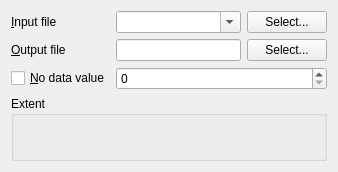
Above: qgis/python/plugins/GdalTools/tools/widgetClipper.ui from sourcepole/qgis before the change. Below: the same form after it.
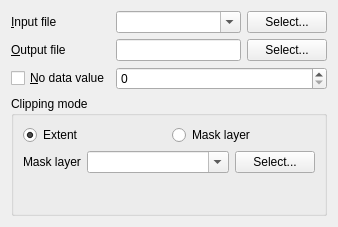
That is the form after the change. The open tabs and pages were chosen to show the change. Custom widgets are drawn as their Qt base class.

Commit message: add cutline option to clipper to fix #3066

What changed in the file:
```diff
--- a/qgis/python/plugins/GdalTools/tools/widgetClipper.ui
+++ b/qgis/python/plugins/GdalTools/tools/widgetClipper.ui
@@ -7,7 +7,7 @@
     <x>0</x>
     <y>0</y>
     <width>338</width>
-    <height>172</height>
+    <height>227</height>
    </rect>
   </property>
   <property name="sizePolicy">
@@ -109,11 +109,96 @@
    <item>
     <widget class="QGroupBox" name="extentGroup">
      <property name="title">
-      <string>Extent</string>
+      <string>Clipping mode</string>
      </property>
      <layout class="QGridLayout" name="gridLayout_2">
       <item row="0" column="0">
-       <widget class="GdalToolsExtentSelector" name="extentSelector" native="true"/>
+       <widget class="QRadioButton" name="extentModeRadio">
+        <property name="text">
+         <string>Extent</string>
+        </property>
+        <property name="checked">
+         <bool>true</bool>
+        </property>
+       </widget>
+      </item>
+      <item row="0" column="1">
+       <widget class="QRadioButton" name="maskModeRadio">
+        <property name="text">
+         <string>Mask layer</string>
+        </property>
+       </widget>
+      </item>
+      <item row="1" column="0" colspan="2">
+       <widget class="QStackedWidget" name="modeStackedWidget">
+        <property name="currentIndex">
+         <number>0</number>
+        </property>
+        <widget class="QWidget" name="page">
+         <layout class="QGridLayout" name="gridLayout_3">
+          <property name="margin">
+           <number>0</number>
+          </property>
+          <item row="0" column="0">
+           <widget class="GdalToolsExtentSelector" name="extentSelector" native="true"/>
+          </item>
+         </layout>
+        </widget>
+        <widget class="QWidget" name="page_2">
+         <layout class="QGridLayout" name="gridLayout_4">
+          <property name="margin">
+           <number>0</number>
+          </property>
+          <item row="0" column="1">
+           <layout class="QHBoxLayout" name="horizontalLayout_5">
+            <item>
+             <widget class="QComboBox" name="maskLayerCombo">
+              <property name="sizePolicy">
+               <sizepolicy hsizetype="Expanding" vsizetype="Fixed">
+                <horstretch>0</horstretch>
+                <verstretch>0</verstretch>
+               </sizepolicy>
+              </property>
+              <property name="editable">
+               <bool>true</bool>
+              </property>
+              <property name="insertPolicy">
+               <enum>QComboBox::NoInsert</enum>
+              </property>
+             </widget>
+            </item>
+            <item>
+             <widget class="QPushButton" name="selectMaskFileButton">
+              <property name="text">
+               <string>Select...</string>
+              </property>
+             </widget>
+            </item>
+           </layout>
+          </item>
+          <item row="1" column="0">
+           <spacer name="verticalSpacer">
+            <property name="orientation">
+             <enum>Qt::Vertical</enum>
+            </property>
+            <property name="sizeHint" stdset="0">
+             <size>
+              <width>20</width>
+              <height>40</height>
+             </size>
+            </property>
+           </spacer>
+          </item>
+          <item row="0" column="0">
+           <widget class="QLabel" name="label">
+            <property name="text">
+             <string>Mask layer</string>
+            </property>
+           </widget>
+          </item>
+         </layout>
+        </widget>
+       </widget>
       </item>
      </layout>
     </widget>
```
The commit also changes 4 other files.
